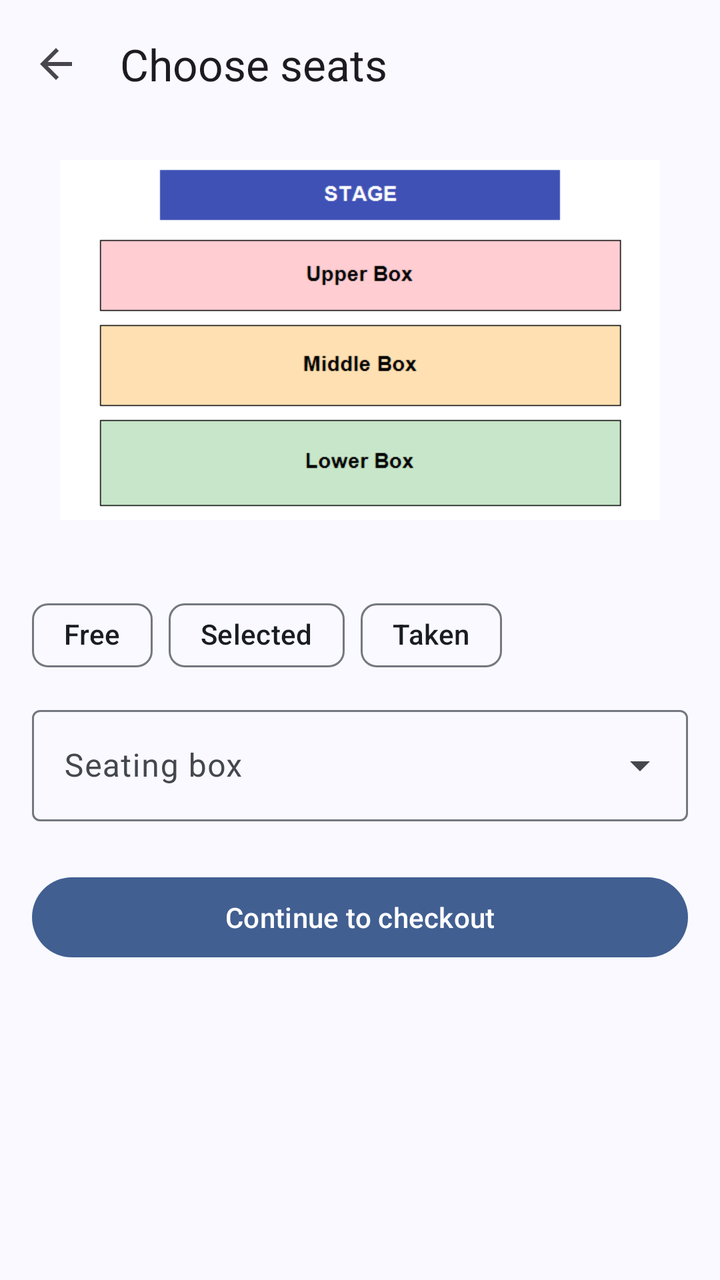
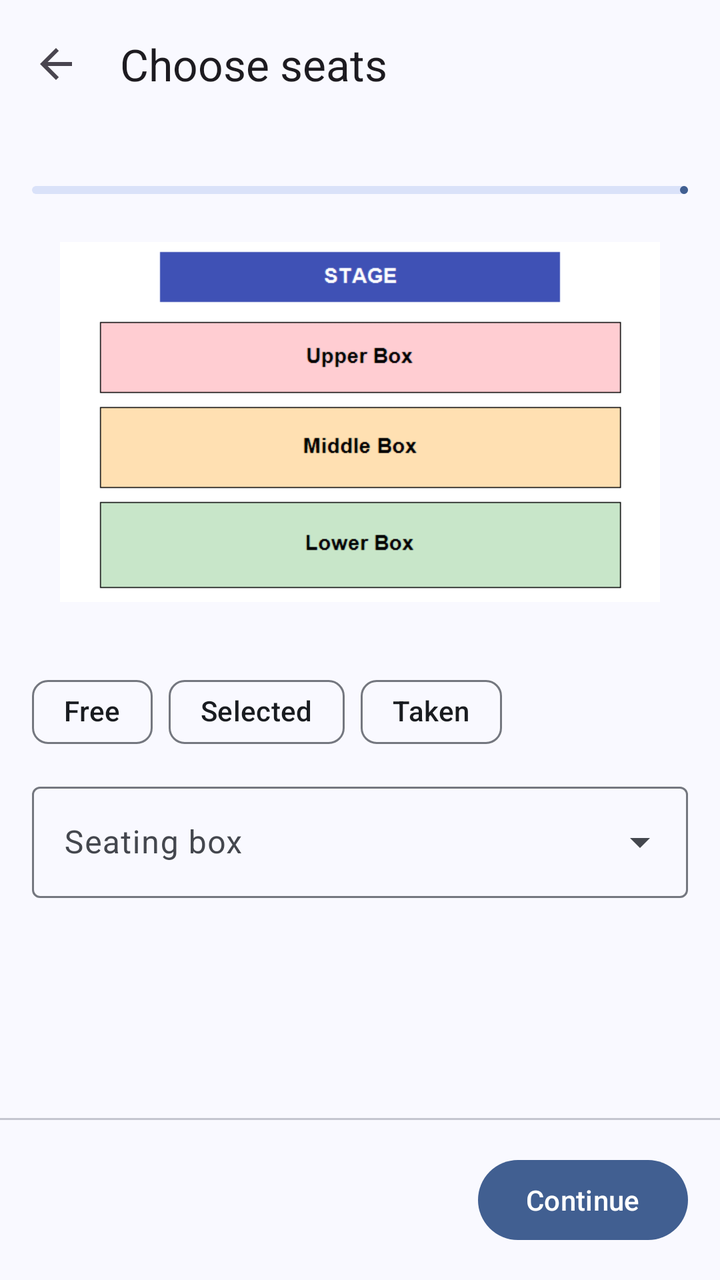

The first picture is an Android layout as it rendered before a commit; the second is the same layout after the commit. The layout source and the unified diff follow.
<!-- AndroidManifest.xml: application theme Theme.Ticketree -->
<!-- res/layout/activity_seat_select.xml -->
<?xml version="1.0" encoding="utf-8"?>
<LinearLayout xmlns:android="http://schemas.android.com/apk/res/android"
    xmlns:app="http://schemas.android.com/apk/res-auto"
    android:layout_width="match_parent"
    android:layout_height="match_parent"
    android:fitsSystemWindows="true"
    android:orientation="vertical">
    <com.google.android.material.appbar.MaterialToolbar
        android:id="@+id/toolbar"
        android:layout_width="match_parent"
        android:layout_height="?attr/actionBarSize"
        app:navigationIcon="@drawable/ic_back"
        app:title="Choose seats" />
<ScrollView xmlns:android="http://schemas.android.com/apk/res/android"
    android:layout_width="match_parent"
    android:layout_height="0dp"
    android:layout_weight="1">

    <LinearLayout
        android:layout_width="match_parent"
        android:layout_height="wrap_content"
        android:orientation="vertical"
        android:padding="16dp">

        <ImageView
            android:layout_width="match_parent"
            android:layout_height="180dp"
            android:contentDescription="Seat map"
            android:scaleType="fitCenter"
            android:src="@drawable/seat_map" />

        <com.google.android.material.textview.MaterialTextView
        android:textAppearance="?attr/textAppearanceTitleMedium"
            android:id="@+id/tvInfo"
            android:layout_width="match_parent"
            android:layout_height="wrap_content"
            android:layout_marginTop="8dp" />

        <com.google.android.material.textview.MaterialTextView
            android:id="@+id/tvTimer"
            android:layout_width="match_parent"
            android:layout_height="wrap_content"
            android:background="@drawable/bg_banner"
            android:gravity="center"
            android:padding="12dp"
            android:textAppearance="?attr/textAppearanceTitleMedium"
            android:visibility="gone" />

        <com.google.android.material.chip.ChipGroup
            android:layout_width="match_parent"
            android:layout_height="wrap_content"
            android:layout_marginTop="4dp">

            <com.google.android.material.chip.Chip
                android:id="@+id/chipFree"
                style="@style/Widget.Material3.Chip.Assist"
                android:layout_width="wrap_content"
                android:layout_height="wrap_content"
                android:clickable="false"
                android:text="Free" />

            <com.google.android.material.chip.Chip
                android:id="@+id/chipSelected"
                style="@style/Widget.Material3.Chip.Assist"
                android:layout_width="wrap_content"
                android:layout_height="wrap_content"
                android:clickable="false"
                android:text="Selected" />

            <com.google.android.material.chip.Chip
                android:id="@+id/chipTaken"
                style="@style/Widget.Material3.Chip.Assist"
                android:layout_width="wrap_content"
                android:layout_height="wrap_content"
                android:clickable="false"
                android:text="Taken" />
        </com.google.android.material.chip.ChipGroup>

        <com.google.android.material.textfield.TextInputLayout
            style="@style/Widget.Material3.TextInputLayout.OutlinedBox.ExposedDropdownMenu"
            android:layout_width="match_parent"
            android:layout_height="wrap_content"
            android:layout_marginTop="8dp"
            android:hint="Seating box">

            <com.google.android.material.textfield.MaterialAutoCompleteTextView
                android:id="@+id/ddBox"
                android:layout_width="match_parent"
                android:layout_height="wrap_content"
                android:inputType="none" />
        </com.google.android.material.textfield.TextInputLayout>

        <GridLayout
            android:id="@+id/gridSeats"
            android:layout_width="match_parent"
            android:layout_height="wrap_content"
            android:layout_marginTop="8dp"
            android:columnCount="5" />

        <com.google.android.material.button.MaterialButton
            android:id="@+id/btnContinue"
            android:layout_width="match_parent"
            android:layout_height="wrap_content"
            android:layout_marginTop="16dp"
            android:text="Continue to checkout" />
    </LinearLayout>
</ScrollView>
</LinearLayout>
<!-- resources referenced by this layout -->
<resources>
  <!-- drawable bg_banner (drawable) -->
  <shape xmlns:android="http://schemas.android.com/apk/res/android" android:shape="rectangle">
      <solid android:color="#FFFFFF" />
      <corners android:radius="12dp" />
  </shape>
  <!-- drawable ic_back (drawable) -->
  <vector xmlns:android="http://schemas.android.com/apk/res/android"
      android:width="24dp"
      android:height="24dp"
      android:tint="?attr/colorControlNormal"
      android:viewportWidth="24"
      android:viewportHeight="24">
      <path
          android:fillColor="@android:color/white"
          android:pathData="M20,11H7.83l5.59,-5.59L12,4l-8,8 8,8 1.41,-1.41L7.83,13H20v-2z" />
  </vector>
  <style name="Theme.Ticketree" parent="AppTheme">
          <item name="android:windowSoftInputMode">adjustResize</item>
      </style>
  <color name="md_theme_primary">#415F91</color>
  <color name="md_theme_onPrimary">#FFFFFF</color>
  <color name="md_theme_primaryContainer">#D6E3FF</color>
  <color name="md_theme_onPrimaryContainer">#284777</color>
  <color name="md_theme_secondary">#565F71</color>
  <color name="md_theme_onSecondary">#FFFFFF</color>
  <color name="md_theme_secondaryContainer">#DAE2F9</color>
  <color name="md_theme_onSecondaryContainer">#3E4759</color>
  <color name="md_theme_tertiary">#705575</color>
  <color name="md_theme_onTertiary">#FFFFFF</color>
  <color name="md_theme_tertiaryContainer">#FAD8FD</color>
  <color name="md_theme_onTertiaryContainer">#573E5C</color>
  <color name="md_theme_error">#BA1A1A</color>
  <color name="md_theme_onError">#FFFFFF</color>
  <color name="md_theme_errorContainer">#FFDAD6</color>
  <color name="md_theme_onErrorContainer">#93000A</color>
  <color name="md_theme_background">#F9F9FF</color>
  <color name="md_theme_onBackground">#191C20</color>
  <color name="md_theme_surface">#F9F9FF</color>
  <color name="md_theme_onSurface">#191C20</color>
  <color name="md_theme_surfaceVariant">#E0E2EC</color>
  <color name="md_theme_onSurfaceVariant">#44474E</color>
  <color name="md_theme_outline">#74777F</color>
  <color name="md_theme_outlineVariant">#C4C6D0</color>
  <color name="md_theme_inverseSurface">#2E3036</color>
  <color name="md_theme_inverseOnSurface">#F0F0F7</color>
  <color name="md_theme_inversePrimary">#AAC7FF</color>
  <color name="md_theme_primaryFixed">#D6E3FF</color>
  <color name="md_theme_onPrimaryFixed">#001B3E</color>
  <color name="md_theme_primaryFixedDim">#AAC7FF</color>
  <color name="md_theme_onPrimaryFixedVariant">#284777</color>
  <color name="md_theme_secondaryFixed">#DAE2F9</color>
  <color name="md_theme_onSecondaryFixed">#131C2B</color>
  <color name="md_theme_secondaryFixedDim">#BEC6DC</color>
  <color name="md_theme_onSecondaryFixedVariant">#3E4759</color>
  <color name="md_theme_tertiaryFixed">#FAD8FD</color>
  <color name="md_theme_onTertiaryFixed">#28132E</color>
  <color name="md_theme_tertiaryFixedDim">#DDBCE0</color>
  <color name="md_theme_onTertiaryFixedVariant">#573E5C</color>
  <color name="md_theme_surfaceDim">#D9D9E0</color>
  <color name="md_theme_surfaceBright">#F9F9FF</color>
  <color name="md_theme_surfaceContainerLowest">#FFFFFF</color>
  <color name="md_theme_surfaceContainerLow">#F3F3FA</color>
  <color name="md_theme_surfaceContainer">#EDEDF4</color>
  <color name="md_theme_surfaceContainerHigh">#E7E8EE</color>
  <color name="md_theme_surfaceContainerHighest">#E2E2E9</color>
  <!-- unchanged entries left out for length: 2 -->
</resources>

<!-- the commit's change to res/layout/activity_seat_select.xml (unified diff, before → after) -->
@@ -5,104 +5,155 @@
     android:layout_height="match_parent"
     android:fitsSystemWindows="true"
     android:orientation="vertical">
+
     <com.google.android.material.appbar.MaterialToolbar
         android:id="@+id/toolbar"
         android:layout_width="match_parent"
         android:layout_height="?attr/actionBarSize"
+        app:navigationContentDescription="Back"
         app:navigationIcon="@drawable/ic_back"
         app:title="Choose seats" />
-<ScrollView xmlns:android="http://schemas.android.com/apk/res/android"
-    android:layout_width="match_parent"
-    android:layout_height="0dp"
-    android:layout_weight="1">
+
+    <include
+        android:id="@+id/steps"
+        layout="@layout/view_steps" />
+
+    <ScrollView
+        android:layout_width="match_parent"
+        android:layout_height="0dp"
+        android:layout_weight="1">
+
+        <LinearLayout
+            android:layout_width="match_parent"
+            android:layout_height="wrap_content"
+            android:orientation="vertical"
+            android:padding="16dp">
+
+            <ImageView
+                android:layout_width="match_parent"
+                android:layout_height="180dp"
+                android:contentDescription="Seat map showing the stage and the three boxes"
+                android:scaleType="fitCenter"
+                android:src="@drawable/seat_map" />
+
+            <com.google.android.material.textview.MaterialTextView
+                android:id="@+id/tvInfo"
+                android:layout_width="match_parent"
+                android:layout_height="wrap_content"
+                android:layout_marginTop="8dp"
+                android:textAppearance="?attr/textAppearanceBodyMedium" />
+
+            <com.google.android.material.textview.MaterialTextView
+                android:id="@+id/tvTimer"
+                android:layout_width="match_parent"
+                android:layout_height="wrap_content"
+                android:layout_marginTop="8dp"
+                android:background="@drawable/bg_banner"
+                android:gravity="center"
+                android:padding="12dp"
+                android:textAppearance="?attr/textAppearanceTitleMedium"
+                android:visibility="gone" />
+
+            <com.google.android.material.chip.ChipGroup
+                android:layout_width="match_parent"
+                android:layout_height="wrap_content"
+                android:layout_marginTop="4dp">
+
+                <com.google.android.material.chip.Chip
+                    android:id="@+id/chipFree"
+                    style="@style/Widget.Material3.Chip.Assist"
+                    android:layout_width="wrap_content"
+                    android:layout_height="wrap_content"
+                    android:clickable="false"
+                    android:text="Free" />
+
+                <com.google.android.material.chip.Chip
+                    android:id="@+id/chipSelected"
+                    style="@style/Widget.Material3.Chip.Assist"
+                    android:layout_width="wrap_content"
+                    android:layout_height="wrap_content"
+                    android:clickable="false"
+                    android:text="Selected" />
+
+                <com.google.android.material.chip.Chip
+                    android:id="@+id/chipTaken"
+                    style="@style/Widget.Material3.Chip.Assist"
+                    android:layout_width="wrap_content"
+                    android:layout_height="wrap_content"
+                    android:clickable="false"
+                    android:text="Taken" />
+            </com.google.android.material.chip.ChipGroup>
+
+            <com.google.android.material.textfield.TextInputLayout
+                style="@style/Widget.Material3.TextInputLayout.OutlinedBox.ExposedDropdownMenu"
+                android:layout_width="match_parent"
+                android:layout_height="wrap_content"
+                android:layout_marginTop="8dp"
+                android:hint="Seating box">
+
+                <com.google.android.material.textfield.MaterialAutoCompleteTextView
+                    android:id="@+id/ddBox"
+                    android:layout_width="match_parent"
+                    android:layout_height="wrap_content"
+                    android:inputType="none" />
+            </com.google.android.material.textfield.TextInputLayout>
+
+            <GridLayout
+                android:id="@+id/gridSeats"
+                android:layout_width="match_parent"
+                android:layout_height="wrap_content"
+                android:layout_marginTop="8dp"
+                android:columnCount="5" />
+        </LinearLayout>
+    </ScrollView>
+
+    <com.google.android.material.divider.MaterialDivider
+        android:layout_width="match_parent"
+        android:layout_height="wrap_content" />
 
     <LinearLayout
         android:layout_width="match_parent"
         android:layout_height="wrap_content"
-        android:orientation="vertical"
+        android:gravity="center_vertical"
+        android:orientation="horizontal"
         android:padding="16dp">
 
-        <ImageView
-            android:layout_width="match_parent"
-            android:layout_height="180dp"
-            android:contentDescription="Seat map"
-            android:scaleType="fitCenter"
-            android:src="@drawable/seat_map" />
-
         <com.google.android.material.textview.MaterialTextView
-        android:textAppearance="?attr/textAppearanceTitleMedium"
-            android:id="@+id/tvInfo"
-            android:layout_width="match_parent"
+            android:id="@+id/tvSelection"
+            android:layout_width="0dp"
             android:layout_height="wrap_content"
-            android:layout_marginTop="8dp" />
-
-        <com.google.android.material.textview.MaterialTextView
-            android:id="@+id/tvTimer"
-            android:layout_width="match_parent"
-            android:layout_height="wrap_content"
-            android:background="@drawable/bg_banner"
-            android:gravity="center"
-            android:padding="12dp"
-            android:textAppearance="?attr/textAppearanceTitleMedium"
-            android:visibility="gone" />
-
-        <com.google.android.material.chip.ChipGroup
-            android:layout_width="match_parent"
-            android:layout_height="wrap_content"
-            android:layout_marginTop="4dp">
-
-            <com.google.android.material.chip.Chip
-                android:id="@+id/chipFree"
-                style="@style/Widget.Material3.Chip.Assist"
-                android:layout_width="wrap_content"
-                android:layout_height="wrap_content"
-                android:clickable="false"
-                android:text="Free" />
-
-            <com.google.android.material.chip.Chip
-                android:id="@+id/chipSelected"
-                style="@style/Widget.Material3.Chip.Assist"
-                android:layout_width="wrap_content"
-                android:layout_height="wrap_content"
-                android:clickable="false"
-                android:text="Selected" />
-
-            <com.google.android.material.chip.Chip
-                android:id="@+id/chipTaken"
-                style="@style/Widget.Material3.Chip.Assist"
-                android:layout_width="wrap_content"
-                android:layout_height="wrap_content"
-                android:clickable="false"
-                android:text="Taken" />
-        </com.google.android.material.chip.ChipGroup>
-
-        <com.google.android.material.textfield.TextInputLayout
-            style="@style/Widget.Material3.TextInputLayout.OutlinedBox.ExposedDropdownMenu"
-            android:layout_width="match_parent"
-            android:layout_height="wrap_content"
-            android:layout_marginTop="8dp"
-            android:hint="Seating box">
-
-            <com.google.android.material.textfield.MaterialAutoCompleteTextView
-                android:id="@+id/ddBox"
-                android:layout_width="match_parent"
-                android:layout_height="wrap_content"
-                android:inputType="none" />
-        </com.google.android.material.textfield.TextInputLayout>
-
-        <GridLayout
-            android:id="@+id/gridSeats"
-            android:layout_width="match_parent"
-            android:layout_height="wrap_content"
-            android:layout_marginTop="8dp"
-            android:columnCount="5" />
+            android:layout_weight="1"
+            android:textAppearance="?attr/textAppearanceTitleMedium" />
 
         <com.google.android.material.button.MaterialButton
             android:id="@+id/btnContinue"
-            android:layout_width="match_parent"
+            android:layout_width="wrap_content"
             android:layout_height="wrap_content"
-            android:layout_marginTop="16dp"
-            android:text="Continue to checkout" />
+            android:text="Continue" />
     </LinearLayout>
-</ScrollView>
 </LinearLayout>
+<!-- res/layout/view_steps.xml (included above) -->
+<?xml version="1.0" encoding="utf-8"?>
+<LinearLayout xmlns:android="http://schemas.android.com/apk/res/android"
+    android:layout_width="match_parent"
+    android:layout_height="wrap_content"
+    android:orientation="vertical"
+    android:paddingHorizontal="16dp"
+    android:paddingTop="4dp"
+    android:paddingBottom="8dp">
+
+    <com.google.android.material.textview.MaterialTextView
+        android:id="@+id/tvStepLabel"
+        android:layout_width="match_parent"
+        android:layout_height="wrap_content"
+        android:textAppearance="?attr/textAppearanceLabelLarge" />
+
+    <com.google.android.material.progressindicator.LinearProgressIndicator
+        android:id="@+id/stepBar"
+        android:layout_width="match_parent"
+        android:layout_height="wrap_content"
+        android:layout_marginTop="6dp"
+        android:max="3"
+        app:trackCornerRadius="4dp"
+        xmlns:app="http://schemas.android.com/apk/res-auto" />
+</LinearLayout>
